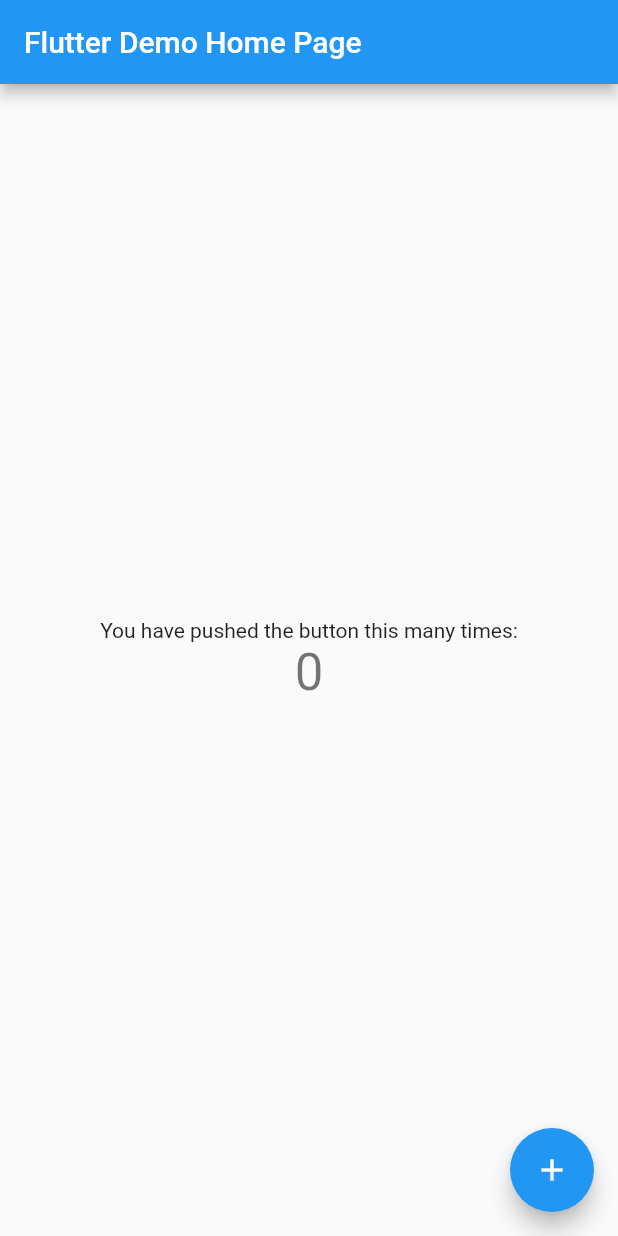
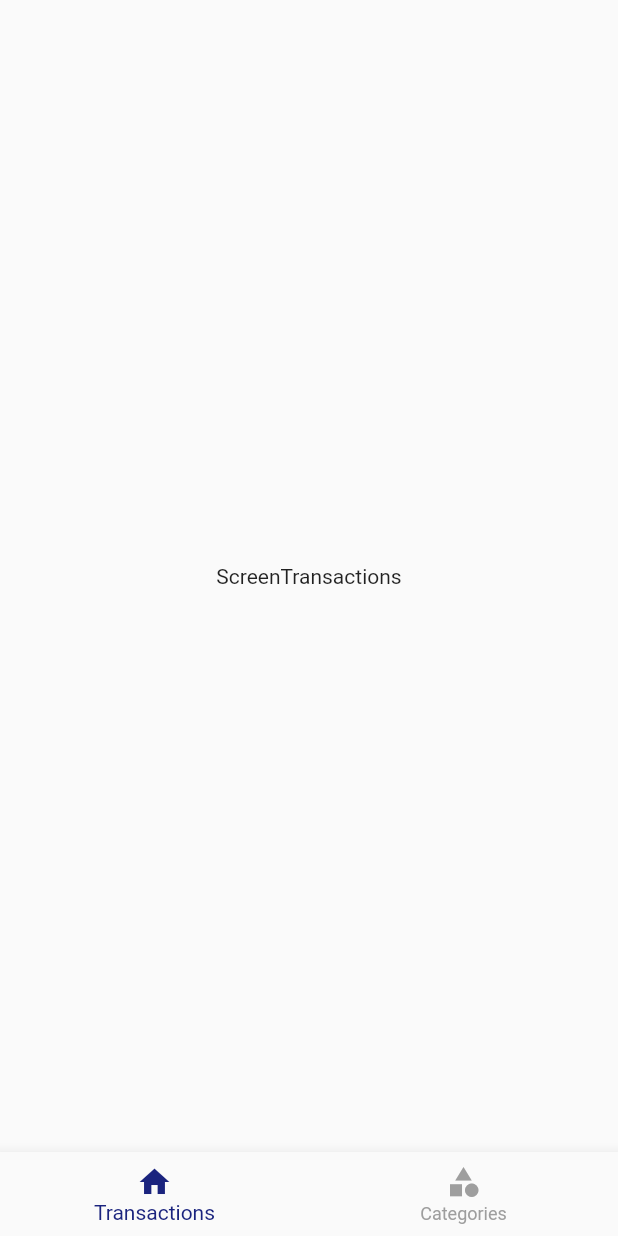
Before and after one commit to ajaypalamkunnel/MoneyManager, a Flutter app: the screen it shows after launch, on a phone screen of 412 x 824 dp. Run offline on Flutter 3.47's test engine with Material 2 defaults, Android fonts, the phone set to English and light mode, and no system bars.

Commit message:
home screen completed

```diff
--- a/lib/main.dart
+++ b/lib/main.dart
@@ -1,4 +1,6 @@
 import 'package:flutter/material.dart';
+
+import 'screens/home/screen_home.dart';
 
 void main() {
   runApp(const MyApp());
@@ -16,56 +18,7 @@ class MyApp extends StatelessWidget {
 
         primarySwatch: Colors.blue,
       ),
-      home: const MyHomePage(title: 'Flutter Demo Home Page'),
+      home: const ScreenHome(),
     );
   }
 }
-
-class MyHomePage extends StatefulWidget {
-  const MyHomePage({Key? key, required this.title}) : super(key: key);
-  final String title;
-  @override
-  State<MyHomePage> createState() => _MyHomePageState();
-}
-class _MyHomePageState extends State<MyHomePage> {
-  int _counter = 0;
-
-  void _incrementCounter() {
-    setState(() {
-
-      _counter++;
-    });
-  }
-
-  @override
-  Widget build(BuildContext context) {
-
-    return Scaffold(
-      appBar: AppBar(
-
-        title: Text(widget.title),
-      ),
-      body: Center(
-
-        child: Column(
-
-          mainAxisAlignment: MainAxisAlignment.center,
-          children: <Widget>[
-            const Text(
-              'You have pushed the button this many times:',
-            ),
-            Text(
-              '$_counter',
-              style: Theme.of(context).textTheme.headline4,
-            ),
-          ],
-        ),
-      ),
-      floatingActionButton: FloatingActionButton(
-        onPressed: _incrementCounter,
-        tooltip: 'Increment',
-        child: const Icon(Icons.add),
-      ),
-    );
-  }
-}
--- /dev/null
+++ b/lib/screens/category/screen_category.dart
@@ -0,0 +1,11 @@
+
+import 'package:flutter/material.dart';
+
+class ScreenCategory extends StatelessWidget {
+  const ScreenCategory({Key? key}) : super(key: key);
+
+  @override
+  Widget build(BuildContext context) {
+    return const Center(child: Text("ScreenCatogory"));
+  }
+}
--- /dev/null
+++ b/lib/screens/home/screen_home.dart
@@ -0,0 +1,25 @@
+import 'package:flutter/material.dart';
+import 'package:money_manager/screens/category/screen_category.dart';
+import 'package:money_manager/screens/home/widgets/bottom_navigation.dart';
+import 'package:money_manager/screens/transactions/screen_transactions.dart';
+
+class ScreenHome extends StatelessWidget {
+  const ScreenHome({Key? key}) : super(key: key);
+
+  static ValueNotifier<int> selectedIndexNotifier = ValueNotifier(0);
+
+  final _pages = const [ScreenTransactions(), ScreenCategory()];
+
+  @override
+  Widget build(BuildContext context) {
+    return Scaffold(
+      bottomNavigationBar: MoneyManagerBottomNavigation(),
+      body: SafeArea(
+          child: ValueListenableBuilder(
+              valueListenable: selectedIndexNotifier,
+              builder: (BuildContext context, int updatedIndex, _) {
+                return _pages[updatedIndex];
+              })),
+    );
+  }
+}
--- /dev/null
+++ b/lib/screens/home/widgets/bottom_navigation.dart
@@ -0,0 +1,28 @@
+import 'package:flutter/material.dart';
+import 'package:money_manager/screens/home/screen_home.dart';
+
+class MoneyManagerBottomNavigation extends StatelessWidget {
+  const MoneyManagerBottomNavigation({Key? key}) : super(key: key);
+
+  @override
+  Widget build(BuildContext context) {
+    return ValueListenableBuilder(
+      valueListenable: ScreenHome.selectedIndexNotifier,
+      builder: (BuildContext ctx, int updatedIndex, Widget? _) {
+        return BottomNavigationBar(
+          selectedItemColor: Colors.indigo.shade900,
+          unselectedItemColor: Colors.grey,
+            currentIndex: updatedIndex,
+            onTap: (newIndex) {
+              ScreenHome.selectedIndexNotifier.value = newIndex;
+            },
+            items: const [
+              BottomNavigationBarItem(
+                  icon: Icon(Icons.home), label: 'Transactions'),
+              BottomNavigationBarItem(
+                  icon: Icon(Icons.category), label: 'Categories')
+            ]);
+      },
+    );
+  }
+}
--- /dev/null
+++ b/lib/screens/transactions/screen_transactions.dart
@@ -0,0 +1,10 @@
+import 'package:flutter/material.dart';
+
+class ScreenTransactions extends StatelessWidget {
+  const ScreenTransactions({Key? key}) : super(key: key);
+
+  @override
+  Widget build(BuildContext context) {
+    return const Center(child: Text("ScreenTransactions"));
+  }
+}
```
